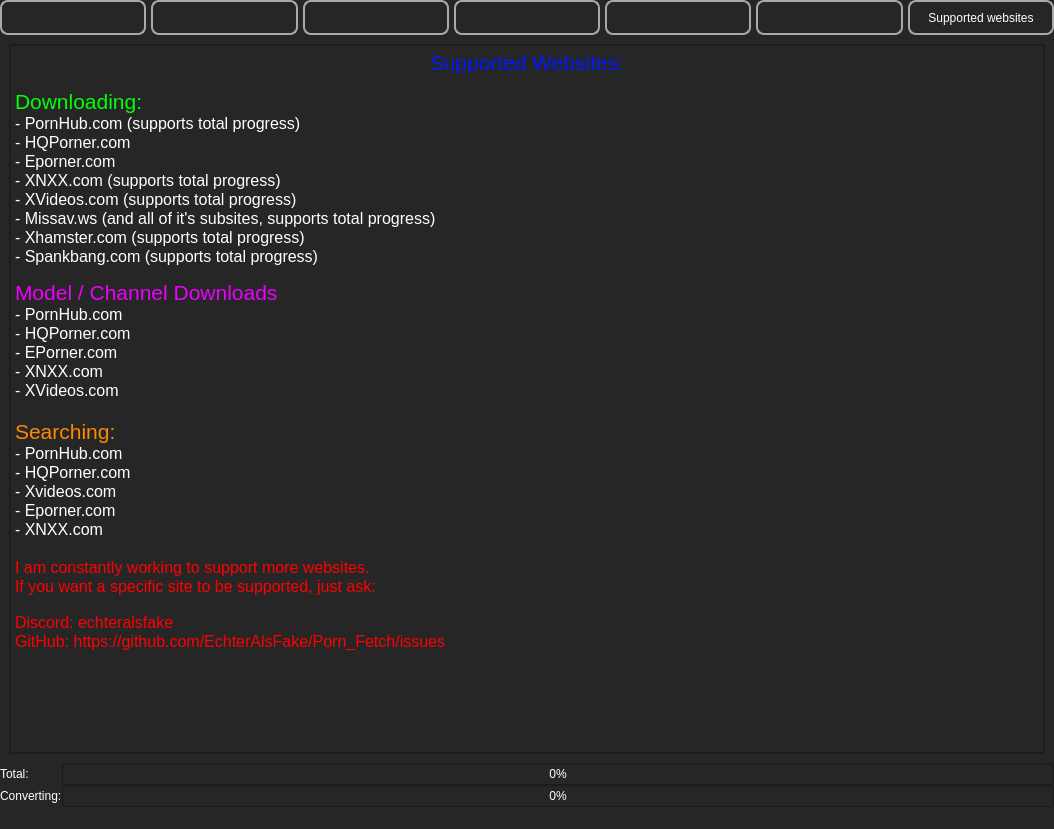
Old version of the form src/frontend/UI/form_main_window.ui in the repository EchterAlsFake/Porn_Fetch.
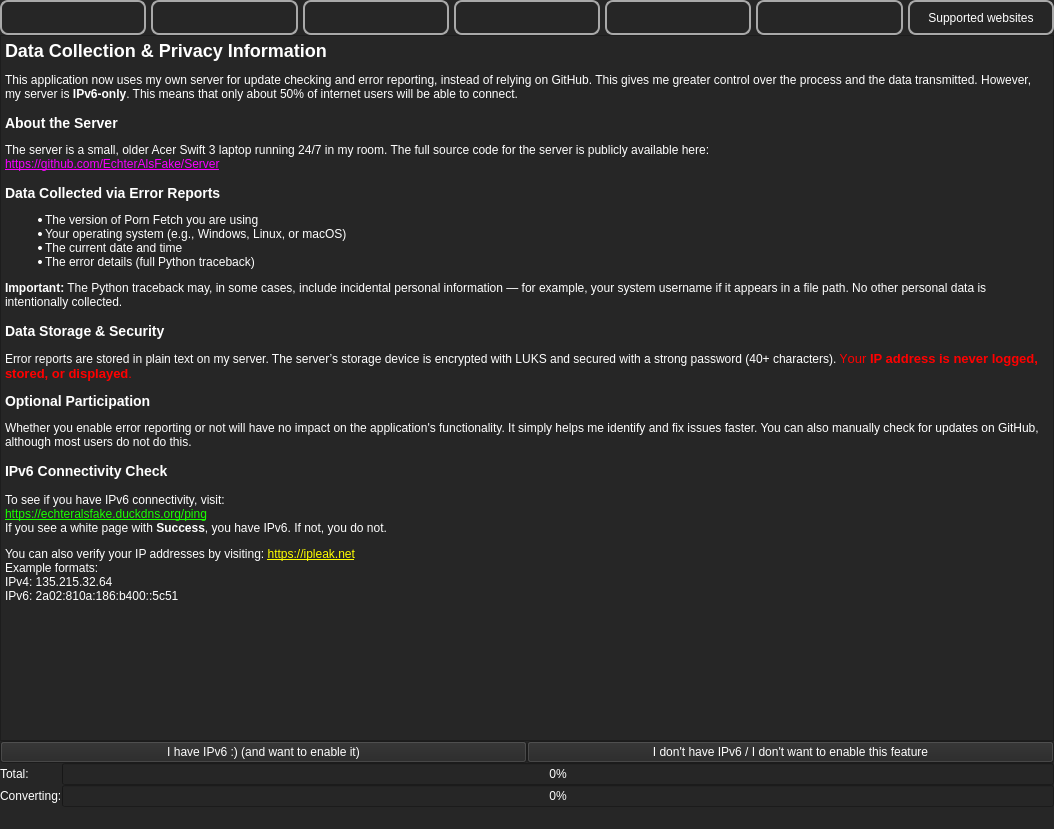
New version of the form.

Commit message: - privacy disclaimer - fixed network logging - testing on Windows now

Diff of the .ui file:
```diff
--- a/src/frontend/UI/form_main_window.ui
+++ b/src/frontend/UI/form_main_window.ui
@@ -343,7 +343,7 @@
     <item row="1" column="0">
      <widget class="QStackedWidget" name="CentralStackedWidget">
       <property name="currentIndex">
-       <number>8</number>
+       <number>7</number>
       </property>
       <widget class="QWidget" name="page_main">
        <property name="maximumSize">
@@ -3271,6 +3271,83 @@
         </item>
        </layout>
       </widget>
+      <widget class="QWidget" name="page_privacy_information">
+       <layout class="QGridLayout" name="gridLayout_30">
+        <property name="leftMargin">
+         <number>0</number>
+        </property>
+        <property name="topMargin">
+         <number>0</number>
+        </property>
+        <property name="rightMargin">
+         <number>0</number>
+        </property>
+        <property name="bottomMargin">
+         <number>0</number>
+        </property>
+        <property name="spacing">
+         <number>0</number>
+        </property>
+        <item row="0" column="0">
+         <layout class="QGridLayout" name="gridLayout_29">
+          <property name="spacing">
+           <number>0</number>
+          </property>
+          <item row="0" column="0" colspan="2">
+           <widget class="QTextBrowser" name="textBrowser_2">
+            <property name="lineWidth">
+             <number>1</number>
+            </property>
+            <property name="html">
+             <string>&lt;!DOCTYPE HTML PUBLIC &quot;-//W3C//DTD HTML 4.0//EN&quot; &quot;http://www.w3.org/TR/REC-html40/strict.dtd&quot;&gt;
+&lt;html&gt;&lt;head&gt;&lt;meta name=&quot;qrichtext&quot; content=&quot;1&quot; /&gt;&lt;meta charset=&quot;utf-8&quot; /&gt;&lt;style type=&quot;text/css&quot;&gt;
+p, li { white-space: pre-wrap; }
+hr { height: 1px; border-width: 0; }
+li.unchecked::marker { content: &quot;\2610&quot;; }
+li.checked::marker { content: &quot;\2612&quot;; }
+&lt;/style&gt;&lt;/head&gt;&lt;body style=&quot; font-family:'Sans Serif'; font-size:9pt; font-weight:400; font-style:normal;&quot;&gt;
+&lt;h2 style=&quot; margin-top:16px; margin-bottom:12px; margin-left:0px; margin-right:0px; -qt-block-indent:0; text-indent:0px;&quot;&gt;&lt;span style=&quot; font-size:x-large; font-weight:700;&quot;&gt;Data Collection &amp;amp; Privacy Information&lt;/span&gt;&lt;/h2&gt;
+&lt;p style=&quot; margin-top:12px; margin-bottom:12px; margin-left:0px; margin-right:0px; -qt-block-indent:0; text-indent:0px;&quot;&gt;This application now uses my own server for update checking and error reporting, instead of relying on GitHub. This gives me greater control over the process and the data transmitted. However, my server is &lt;span style=&quot; font-weight:700;&quot;&gt;IPv6-only&lt;/span&gt;. This means that only about 50% of internet users will be able to connect. &lt;/p&gt;
+&lt;h3 style=&quot; margin-top:14px; margin-bottom:12px; margin-left:0px; margin-right:0px; -qt-block-indent:0; text-indent:0px;&quot;&gt;&lt;span style=&quot; font-size:large; font-weight:700;&quot;&gt;About the Server&lt;/span&gt;&lt;/h3&gt;
+&lt;p style=&quot; margin-top:12px; margin-bottom:12px; margin-left:0px; margin-right:0px; -qt-block-indent:0; text-indent:0px;&quot;&gt;The server is a small, older Acer Swift 3 laptop running 24/7 in my room. The full source code for the server is publicly available here:&lt;br /&gt;&lt;a href=&quot;https://github.com/EchterAlsFake/Server&quot;&gt;&lt;span style=&quot; text-decoration: underline; color:#f700ff;&quot;&gt;https://github.com/EchterAlsFake/Server&lt;/span&gt;&lt;/a&gt; &lt;/p&gt;
+&lt;h3 style=&quot; margin-top:14px; margin-bottom:12px; margin-left:0px; margin-right:0px; -qt-block-indent:0; text-indent:0px;&quot;&gt;&lt;span style=&quot; font-size:large; font-weight:700;&quot;&gt;Data Collected via Error Reports&lt;/span&gt;&lt;/h3&gt;
+&lt;ul style=&quot;margin-top: 0px; margin-bottom: 0px; margin-left: 0px; margin-right: 0px; -qt-list-indent: 1;&quot;&gt;
+&lt;li style=&quot; margin-top:12px; margin-bottom:0px; margin-left:0px; margin-right:0px; -qt-block-indent:0; text-indent:0px;&quot;&gt;The version of Porn Fetch you are using&lt;/li&gt;
+&lt;li style=&quot; margin-top:0px; margin-bottom:0px; margin-left:0px; margin-right:0px; -qt-block-indent:0; text-indent:0px;&quot;&gt;Your operating system (e.g., Windows, Linux, or macOS)&lt;/li&gt;
+&lt;li style=&quot; margin-top:0px; margin-bottom:0px; margin-left:0px; margin-right:0px; -qt-block-indent:0; text-indent:0px;&quot;&gt;The current date and time&lt;/li&gt;
+&lt;li style=&quot; margin-top:0px; margin-bottom:12px; margin-left:0px; margin-right:0px; -qt-block-indent:0; text-indent:0px;&quot;&gt;The error details (full Python traceback)&lt;/li&gt;&lt;/ul&gt;
+&lt;p style=&quot; margin-top:12px; margin-bottom:12px; margin-left:0px; margin-right:0px; -qt-block-indent:0; text-indent:0px;&quot;&gt;&lt;span style=&quot; font-weight:700;&quot;&gt;Important:&lt;/span&gt; The Python traceback may, in some cases, include incidental personal information — for example, your system username if it appears in a file path. No other personal data is intentionally collected. &lt;/p&gt;
+&lt;h3 style=&quot; margin-top:14px; margin-bottom:12px; margin-left:0px; margin-right:0px; -qt-block-indent:0; text-indent:0px;&quot;&gt;&lt;span style=&quot; font-size:large; font-weight:700;&quot;&gt;Data Storage &amp;amp; Security&lt;/span&gt;&lt;/h3&gt;
+&lt;p style=&quot; margin-top:12px; margin-bottom:12px; margin-left:0px; margin-right:0px; -qt-block-indent:0; text-indent:0px;&quot;&gt;Error reports are stored in plain text on my server. The server’s storage device is encrypted with LUKS and secured with a strong password (40+ characters). &lt;span style=&quot; color:#ff0000;&quot;&gt;Y&lt;/span&gt;&lt;span style=&quot; font-size:10pt; color:#ff0000;&quot;&gt;our &lt;/span&gt;&lt;span style=&quot; font-size:10pt; font-weight:700; color:#ff0000;&quot;&gt;IP address is never logged, stored, or displayed&lt;/span&gt;&lt;span style=&quot; font-size:10pt; color:#ff0000;&quot;&gt;. &lt;/span&gt;&lt;/p&gt;
+&lt;p style=&quot; margin-top:12px; margin-bottom:12px; margin-left:0px; margin-right:0px; -qt-block-indent:0; text-indent:0px;&quot;&gt;&lt;span style=&quot; font-size:large; font-weight:700;&quot;&gt;Optional Participation&lt;/span&gt;&lt;/p&gt;
+&lt;p style=&quot; margin-top:12px; margin-bottom:12px; margin-left:0px; margin-right:0px; -qt-block-indent:0; text-indent:0px;&quot;&gt;Whether you enable error reporting or not will have no impact on the application's functionality. It simply helps me identify and fix issues faster. You can also manually check for updates on GitHub, although most users do not do this. &lt;/p&gt;
+&lt;h3 style=&quot; margin-top:14px; margin-bottom:12px; margin-left:0px; margin-right:0px; -qt-block-indent:0; text-indent:0px;&quot;&gt;&lt;span style=&quot; font-size:large; font-weight:700;&quot;&gt;IPv6 Connectivity Check&lt;/span&gt;&lt;/h3&gt;
+&lt;p style=&quot; margin-top:14px; margin-bottom:12px; margin-left:0px; margin-right:0px; -qt-block-indent:0; text-indent:0px;&quot;&gt;To see if you have IPv6 connectivity, visit:&lt;br /&gt;&lt;a href=&quot;https://echteralsfake.duckdns.org/ping&quot;&gt;&lt;span style=&quot; text-decoration: underline; color:#1aff00;&quot;&gt;https://echteralsfake.duckdns.org/ping&lt;/span&gt;&lt;/a&gt;&lt;br /&gt;If you see a white page with &lt;span style=&quot; font-weight:700;&quot;&gt;Success&lt;/span&gt;, you have IPv6. If not, you do not. &lt;/p&gt;
+&lt;p style=&quot; margin-top:12px; margin-bottom:12px; margin-left:0px; margin-right:0px; -qt-block-indent:0; text-indent:0px;&quot;&gt;You can also verify your IP addresses by visiting: &lt;a href=&quot;https://ipleak.net&quot;&gt;&lt;span style=&quot; text-decoration: underline; color:#ffff00;&quot;&gt;https://ipleak.net&lt;/span&gt;&lt;/a&gt;&lt;br /&gt;Example formats:&lt;br /&gt;IPv4: &lt;span style=&quot; font-family:'monospace';&quot;&gt;135.215.32.64&lt;/span&gt;&lt;br /&gt;IPv6: &lt;span style=&quot; font-family:'monospace';&quot;&gt;2a02:810a:186:b400::5c51&lt;/span&gt; &lt;/p&gt;&lt;/body&gt;&lt;/html&gt;</string>
+            </property>
+            <property name="openExternalLinks">
+             <bool>true</bool>
+            </property>
+           </widget>
+          </item>
+          <item row="1" column="0">
+           <widget class="QPushButton" name="button_server_enable_logging">
+            <property name="text">
+             <string>I have IPv6 :) (and want to enable it)</string>
+            </property>
+           </widget>
+          </item>
+          <item row="1" column="1">
+           <widget class="QPushButton" name="button_server_disable_logging">
+            <property name="text">
+             <string>I don't have IPv6 / I don't want to enable this feature</string>
+            </property>
+           </widget>
+          </item>
+         </layout>
+        </item>
+       </layout>
+      </widget>
       <widget class="QWidget" name="page_install_dialog">
        <layout class="QGridLayout" name="gridLayout_57">
         <item row="0" column="0">
@@ -3397,8 +3474,8 @@
             <rect>
              <x>0</x>
              <y>0</y>
-             <width>1034</width>
-             <height>698</height>
+             <width>98</width>
+             <height>70</height>
             </rect>
            </property>
            <layout class="QGridLayout" name="gridLayout_20">
```
Left out of the diff: 4 changed lines with no effect on the pictures. The commit also changes 9 other files.
